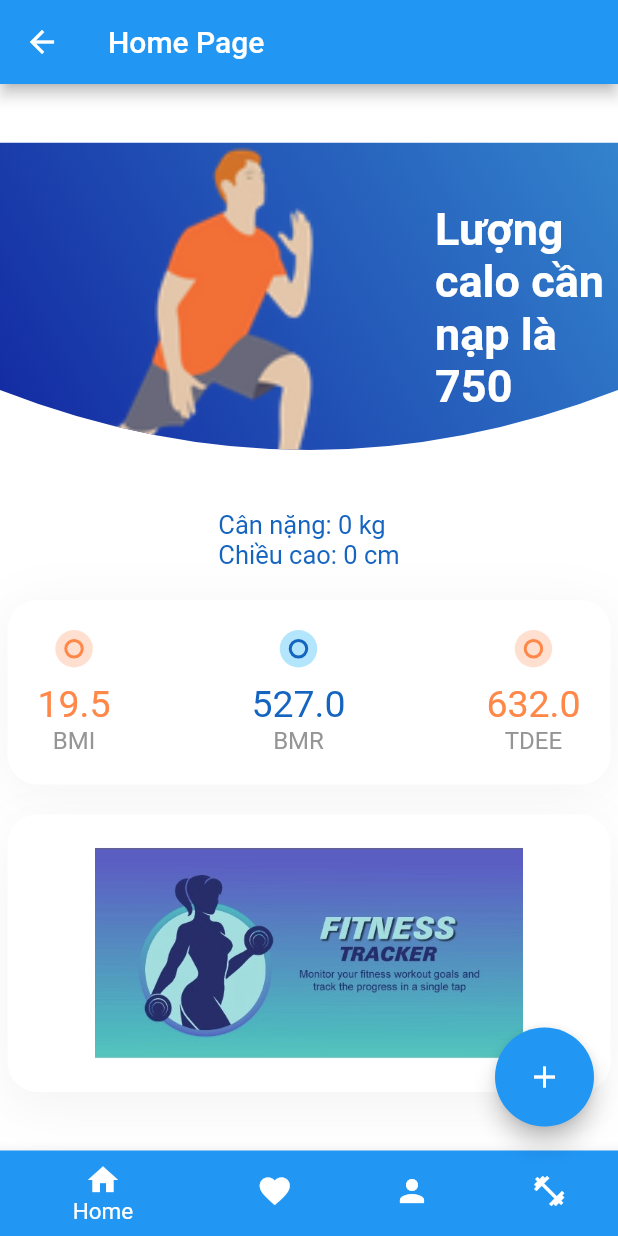
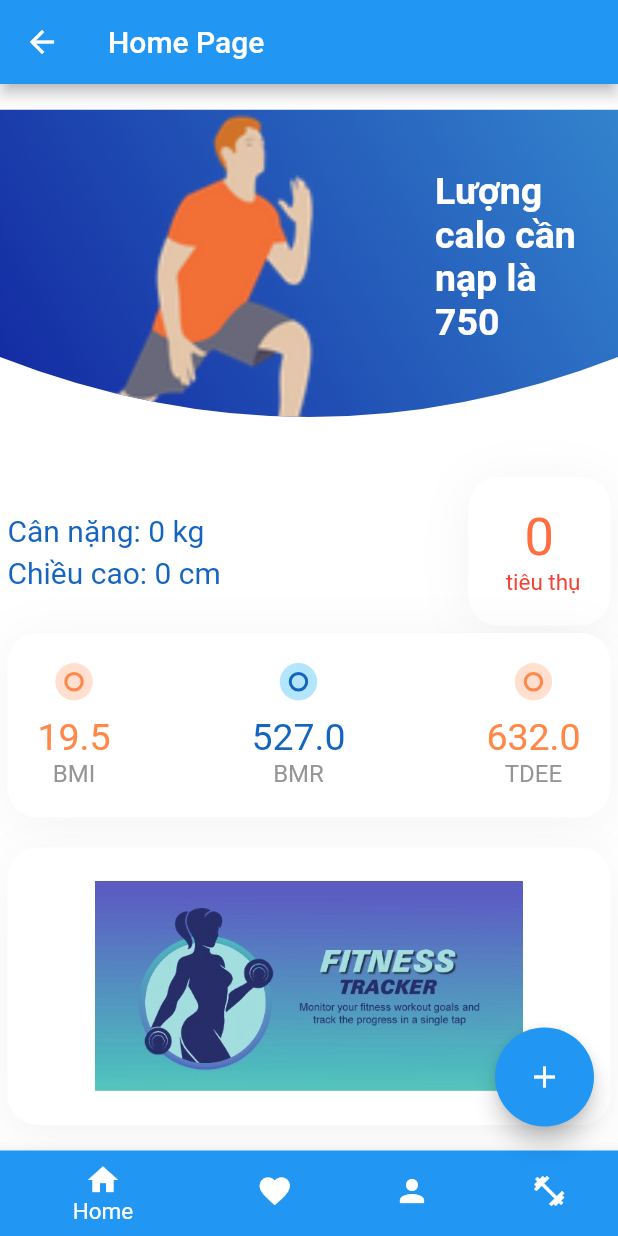
Before and after one commit to huyhuynguyen/app_doan_flutter, a Flutter app: the ContainerMain screen opened directly, on a phone screen of 412 x 824 dp. Run offline on Flutter 3.47's test engine with Material 2 defaults, Android fonts, the phone set to English and light mode, and no system bars; drawn by our look-alikes of flutter_speed_dial; our stand-ins replace cloud_firestore, firebase_auth, firebase_core, firebase_database, flutter_svg, fluttericon and 1 more; missing offline and left inert: dart:ffi; accounts and stored records are empty.

Commit message:
'exercise'

```diff
--- a/flutter_app_doan/lib/src/resources/Main/exercise_page.dart
+++ b/flutter_app_doan/lib/src/resources/Main/exercise_page.dart
@@ -3,7 +3,6 @@ import 'package:flutter/material.dart';
 import 'package:flutter_app_doan/fake_data.dart';
 
 import 'list_exercise.dart';
-import 'list_thuc_an.dart';
 
 class ExercisePage extends StatefulWidget {
   @override
--- a/flutter_app_doan/lib/src/resources/Main/home_page.dart
+++ b/flutter_app_doan/lib/src/resources/Main/home_page.dart
@@ -51,7 +51,7 @@ class HomePage extends StatelessWidget {
                             "Lượng \ncalo cần \nnạp là\n750",
                             style: kHeadingTextStyle.copyWith(
                                 color: Colors.white,
-                                fontSize: 30
+                                fontSize: 25
                             ),
                           ),
                       ),
@@ -61,37 +61,6 @@ class HomePage extends StatelessWidget {
             ]
           )
          )
-
-              // child: Container(
-              //   child: Row(
-              //   children: <Widget>[
-              //       RichText(
-              //           text: TextSpan(
-              //             children: [
-              //                 TextSpan(
-              //                   text: "Case Update\n",
-              //                   style: kTitleTextstyle,
-              //                 ),
-              //                 TextSpan(
-              //                   text: "Newest update March 28",
-              //                   style: TextStyle(
-              //                     color: kTextLightColor,
-              //                   ),
-              //                 ),
-              //             ],
-              //           ),
-              //       ),
-              //       Spacer(),
-              //       Text(
-              //           "See details",
-              //           style: TextStyle(
-              //           color: kPrimaryColor,
-              //           fontWeight: FontWeight.w600,
-              //         ),
-              //       ),
-              //     ]
-              //   ),
-              // )
           ),
             Container(
             child: Padding(
@@ -99,8 +68,12 @@ class HomePage extends StatelessWidget {
               child: Column(
                 children: <Widget>[
                   Padding(
-                  padding: EdgeInsets.symmetric(horizontal: 10),
-                    child: Column(
+                  padding: EdgeInsets.symmetric(horizontal: 0),
+                    child: Row(
+                      mainAxisAlignment: MainAxisAlignment.spaceBetween,
+                      children: [
+                        Column(
+
                           mainAxisAlignment: MainAxisAlignment.start,
                           crossAxisAlignment: CrossAxisAlignment.start,
                           children: <Widget>[
@@ -113,7 +86,67 @@ class HomePage extends StatelessWidget {
                                     'Cân nặng: ${snapshot.data} kg',
                                     style: TextStyle(
                                       color: Colors.blue[800],
-                                  fontSize: 17,
+                                      fontSize: 20,
+                                    ),
+                                  );
+                                }
+                                return CircularProgressIndicator();
+                              },
+                            ),
+                          ),
+                          SizedBox(height: 5,),
+                          Container(
+                            child: FutureBuilder(
+                              future: authBloc.getValueUser('height'),
+                              builder: (context, snapshot) {
+                                if (snapshot.connectionState == ConnectionState.done) {
+                                  return Text(
+                                    'Chiều cao: ${snapshot.data} cm',
+                                    style: TextStyle(
+                                      color: Colors.blue[800],
+                                      fontSize: 20,
+                                    ),
+                                  );
+                                }
+                                return CircularProgressIndicator();
+                              },
+                            ),
+                          )
+                          ]
+                        ),
+                        Column(
+                            mainAxisAlignment: MainAxisAlignment.start,
+                            crossAxisAlignment: CrossAxisAlignment.start,
+                            children: <Widget>[
+                              Container(
+                                padding: EdgeInsets.all(20),
+                                decoration: BoxDecoration(
+                                  borderRadius: BorderRadius.circular(20),
+                                  color: Colors.white,
+                                  boxShadow: [
+                                    BoxShadow(
+                                      offset: Offset(0, 4),
+                                      blurRadius: 30,
+                                      color: kShadowColor,
+                                    ),
+                                  ],
+                                ),
+                                child: Row(
+                                  mainAxisAlignment: MainAxisAlignment.spaceBetween,
+                                  children: <Widget>[
+                                    Column(
+                                      children: <Widget>[
+                                        // SizedBox(height: 10),
+                                         Container(
+                                          child: FutureBuilder(
+                                              future: authBloc.getValueUser('weight'),
+                                              builder: (context, snapshot) {
+                                                if (snapshot.connectionState == ConnectionState.done) {
+                                                  return Text(
+                                                    '${snapshot.data}',
+                                                    style: TextStyle(
+                                                      color: Colors.deepOrangeAccent,
+                                                      fontSize: 35,
                                                     ),
                                                   );
                                                 }
@@ -126,11 +159,14 @@ class HomePage extends StatelessWidget {
                                               future: authBloc.getValueUser('height'),
                                               builder: (context, snapshot) {
                                                 if (snapshot.connectionState == ConnectionState.done) {
-                              return Text(
-                                'Chiều cao: ${snapshot.data} cm',
+                                                  return Padding(
+                                                    padding: const EdgeInsets.only(left: 5.0),
+                                                    child: Text(
+                                                      'tiêu thụ',
                                                       style: TextStyle(
-                                  color: Colors.blue[800],
-                                  fontSize: 17,
+                                                        color: Colors.red,
+                                                        fontSize: 15,
+                                                      ),
                                                     ),
                                                   );
                                                 }
@@ -138,10 +174,17 @@ class HomePage extends StatelessWidget {
                                               },
                                             ),
                                           )
+                                  ],
+                                ),
                                 ]
+                                ),
+                              ),
+                            ]
+                        ),
+                      ],
                     )
                   ),
-                  SizedBox(height: 20),
+                  SizedBox(height: 5),
                   Container(
                     padding: EdgeInsets.all(20),
                     decoration: BoxDecoration(
```
Also changed, not shown: flutter_app_doan/lib/src/resources/Main/container_main.dart (+0 -15 lines). Lines whose indentation alone changed are shown as unchanged.
